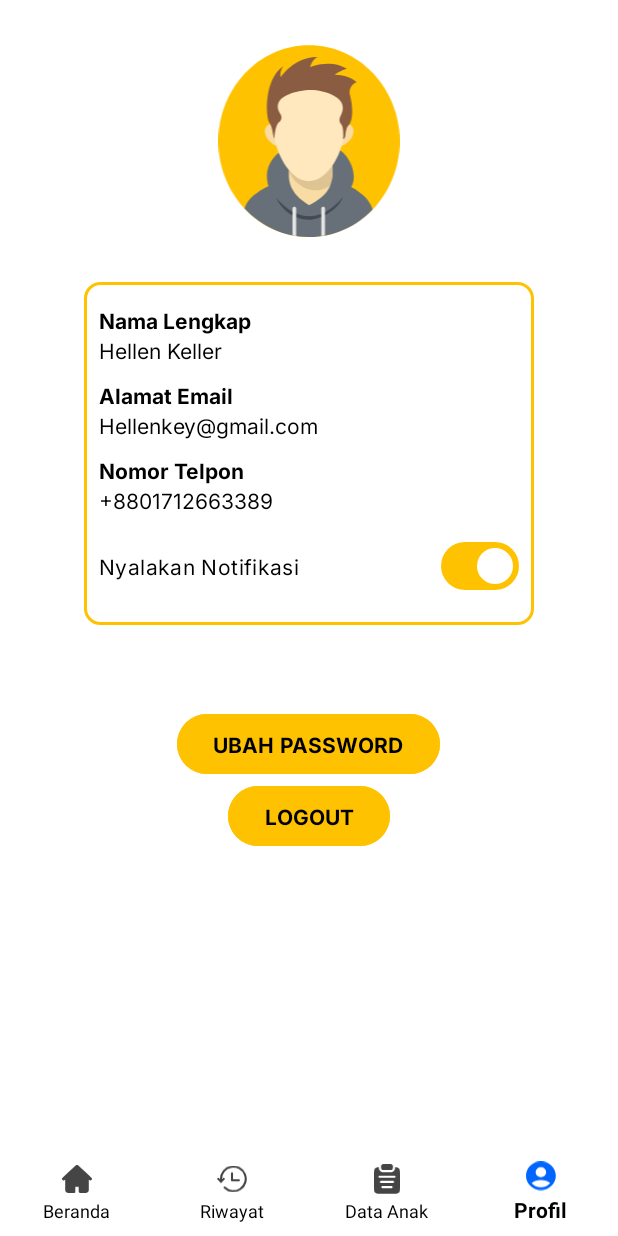
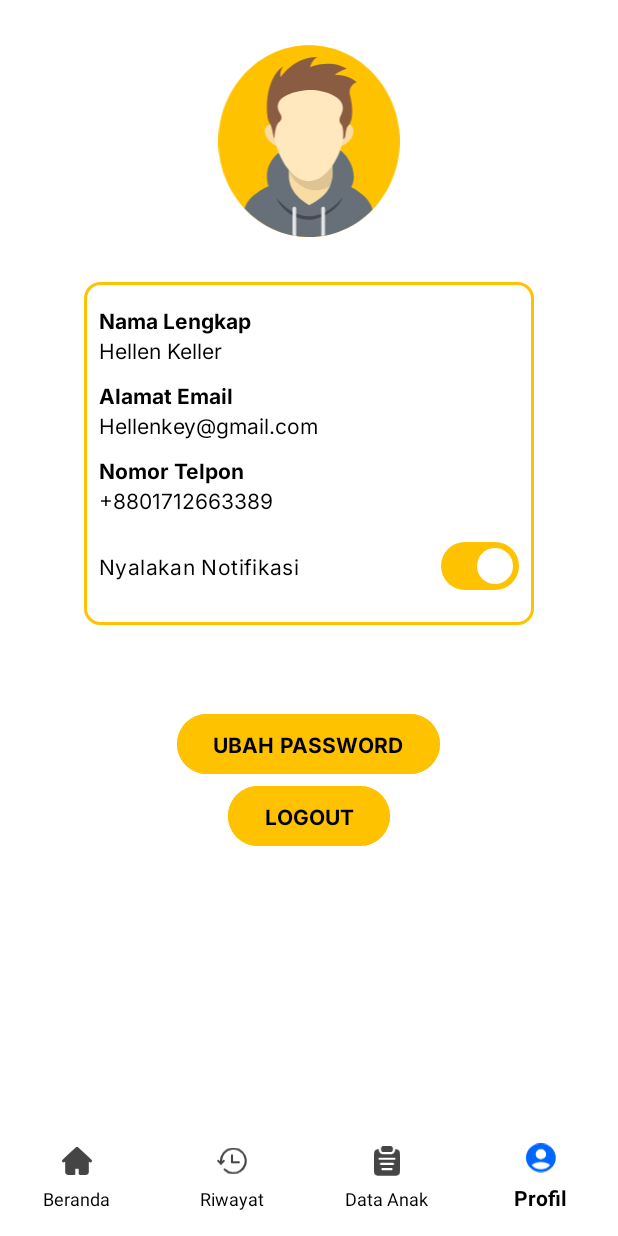
Before and after one commit to ReizaHD/android-buku-komunikasi, an Android app: the MainActivity screen opened directly, with no data from a screen before it, item 4 of the bottom bar chosen, on a phone screen of 412 x 824 dp. Run offline under Robolectric (Android 15) with nearby library versions, the phone set to English and light mode, and no system bars; network calls fail; pictures from the network do not load; Roboto replaces fonts that are not available here; 3 statements that could not run were skipped.

Commit message:
memperbaiki bottom nav bar

```diff
--- a/app/src/main/AndroidManifest.xml
+++ b/app/src/main/AndroidManifest.xml
@@ -42,7 +42,7 @@
         </activity>
 
         <service
-            android:name=".FCMService"
+            android:name=".services.FCMService"
             android:exported="false">
             <intent-filter>
                 <action android:name="com.google.firebase.MESSAGING_EVENT" />
--- a/app/src/main/java/com/bintangjuara/bk/activities/ViewBeritaActivity.java
+++ b/app/src/main/java/com/bintangjuara/bk/activities/ViewBeritaActivity.java
@@ -27,9 +27,9 @@ import androidx.recyclerview.widget.LinearLayoutManager;
 import androidx.recyclerview.widget.LinearSnapHelper;
 import androidx.recyclerview.widget.RecyclerView;
 
-import com.bintangjuara.bk.CarouselItemDecoration;
+import com.bintangjuara.bk.utilities.CarouselItemDecoration;
 import com.bintangjuara.bk.R;
-import com.bintangjuara.bk.RequestBK;
+import com.bintangjuara.bk.services.RequestBK;
 import com.bintangjuara.bk.adapters.CarouselAdapter;
 import com.bintangjuara.bk.models.Berita;
 import com.bintangjuara.bk.models.CarouselItem;
--- a/app/src/main/java/com/bintangjuara/bk/fragments/HomeFragment.java
+++ b/app/src/main/java/com/bintangjuara/bk/fragments/HomeFragment.java
@@ -18,7 +18,7 @@ import android.widget.LinearLayout;
 import android.widget.ProgressBar;
 import android.widget.TextView;
 
-import com.bintangjuara.bk.RequestBK;
+import com.bintangjuara.bk.services.RequestBK;
 import com.bintangjuara.bk.adapters.MessageAdapter;
 import com.bintangjuara.bk.models.Berita;
 import com.bintangjuara.bk.R;
--- a/app/src/main/java/com/bintangjuara/bk/fragments/NotificationFragment.java
+++ b/app/src/main/java/com/bintangjuara/bk/fragments/NotificationFragment.java
@@ -17,7 +17,7 @@ import android.widget.EditText;
 import android.widget.ProgressBar;
 
 import com.bintangjuara.bk.R;
-import com.bintangjuara.bk.RequestBK;
+import com.bintangjuara.bk.services.RequestBK;
 import com.bintangjuara.bk.adapters.MessageAdapter;
 import com.bintangjuara.bk.models.Berita;
 import com.google.android.material.datepicker.MaterialDatePicker;
--- a/app/src/main/java/com/bintangjuara/bk/fragments/ProfileFragment.java
+++ b/app/src/main/java/com/bintangjuara/bk/fragments/ProfileFragment.java
@@ -2,10 +2,8 @@ package com.bintangjuara.bk.fragments;
 
 import static android.content.Context.MODE_PRIVATE;
 
-import android.content.Context;
 import android.content.Intent;
 import android.content.SharedPreferences;
-import android.graphics.drawable.GradientDrawable;
 import android.os.Bundle;
 import androidx.annotation.NonNull;
 import androidx.annotation.Nullable;
@@ -19,10 +17,9 @@ import android.view.View;
 import android.view.ViewGroup;
 import android.widget.Button;
 import android.widget.CompoundButton;
-import android.widget.LinearLayout;
 import android.widget.TextView;
 
-import com.bintangjuara.bk.RequestBK;
+import com.bintangjuara.bk.services.RequestBK;
 import com.bintangjuara.bk.activities.LoginActivity;
 import com.bintangjuara.bk.R;
 import com.bintangjuara.bk.adapters.StudentAdapter;
@@ -32,7 +29,6 @@ import com.google.android.material.materialswitch.MaterialSwitch;
 import com.google.firebase.messaging.FirebaseMessaging;
 
 import java.util.ArrayList;
-import java.util.zip.Inflater;
 
 public class ProfileFragment extends Fragment {
 
--- a/app/src/main/java/com/bintangjuara/bk/FCMService.java
+++ b/app/src/main/java/com/bintangjuara/bk/services/FCMService.java
@@ -1,4 +1,4 @@
-package com.bintangjuara.bk;
+package com.bintangjuara.bk.services;
 
 import android.app.NotificationChannel;
 import android.app.NotificationManager;
@@ -11,6 +11,7 @@ import android.util.Log;
 import androidx.annotation.NonNull;
 import androidx.core.app.NotificationCompat;
 
+import com.bintangjuara.bk.R;
 import com.bintangjuara.bk.activities.MainActivity;
 import com.google.firebase.messaging.FirebaseMessagingService;
 import com.google.firebase.messaging.RemoteMessage;
--- a/app/src/main/java/com/bintangjuara/bk/RequestBK.java
+++ b/app/src/main/java/com/bintangjuara/bk/services/RequestBK.java
@@ -1,4 +1,4 @@
-package com.bintangjuara.bk;
+package com.bintangjuara.bk.services;
 
 import android.content.Context;
 import android.util.Log;
--- a/app/src/main/java/com/bintangjuara/bk/CarouselItemDecoration.java
+++ b/app/src/main/java/com/bintangjuara/bk/utilities/CarouselItemDecoration.java
@@ -1,4 +1,4 @@
-package com.bintangjuara.bk;
+package com.bintangjuara.bk.utilities;
 
 import android.graphics.Rect;
 import android.view.View;
--- a/app/src/main/res/layout/activity_main.xml
+++ b/app/src/main/res/layout/activity_main.xml
@@ -20,20 +20,21 @@
         android:id="@+id/bottom_navigation"
         style="@style/navBarStyle"
         android:layout_width="match_parent"
-        android:layout_height="60dp"
+        android:layout_height="wrap_content"
         android:layout_alignParentBottom="true"
         app:menu="@menu/bottom_nav_menu"
         app:itemTextAppearanceActive="@font/inter"
         app:itemTextAppearanceInactive="@font/inter"
         app:itemIconTint="@color/nav_icon_color"
         app:itemIconSize="20dp"
+
         app:backgroundTint="#FFFFFF"
         app:itemBackground="@android:color/transparent"
         app:itemActiveIndicatorStyle="@android:color/transparent"
         app:itemTextColor="@color/black"
         app:labelVisibilityMode="labeled"
-        app:itemPaddingTop="12dp"
-        app:itemPaddingBottom="12dp"
+        app:itemPaddingBottom="20dp"
+
         />
 
 </RelativeLayout>
--- a/app/src/main/res/layout/activity_view_berita.xml
+++ b/app/src/main/res/layout/activity_view_berita.xml
@@ -78,7 +78,7 @@
             android:id="@+id/recycler_carousel"
             android:layout_width="match_parent"
             android:layout_height="wrap_content"
-            android:layout_marginTop="10sp"
+            android:layout_marginTop="30dp"
             app:layoutManager="com.google.android.material.carousel.CarouselLayoutManager"
             app:layout_constraintTop_toBottomOf="@+id/id_layout"
             />
```
Also changed, not shown: app/src/main/java/com/bintangjuara/bk/activities/LoginActivity.java (+1 -13 lines).
